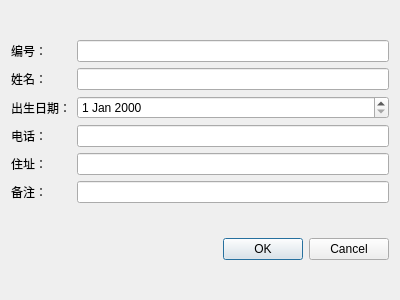
Above: PhysioMgr/PsmDlgPatient.ui from yuylong/PhysioMgr before the change. Below: the same form after it.
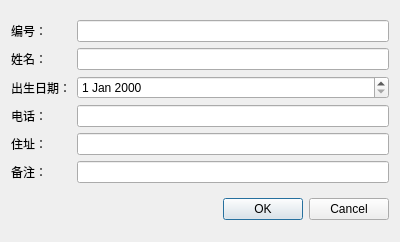
That is the form after the change.

Commit message: 界面微调。

Patch:
```diff
--- a/PhysioMgr/PsmDlgPatient.ui
+++ b/PhysioMgr/PsmDlgPatient.ui
@@ -7,7 +7,7 @@
     <x>0</x>
     <y>0</y>
     <width>400</width>
-    <height>300</height>
+    <height>242</height>
    </rect>
   </property>
   <property name="windowTitle">
```
Left out of the diff: 8 changed lines with no effect on the pictures. The commit also changes 2 other files.
